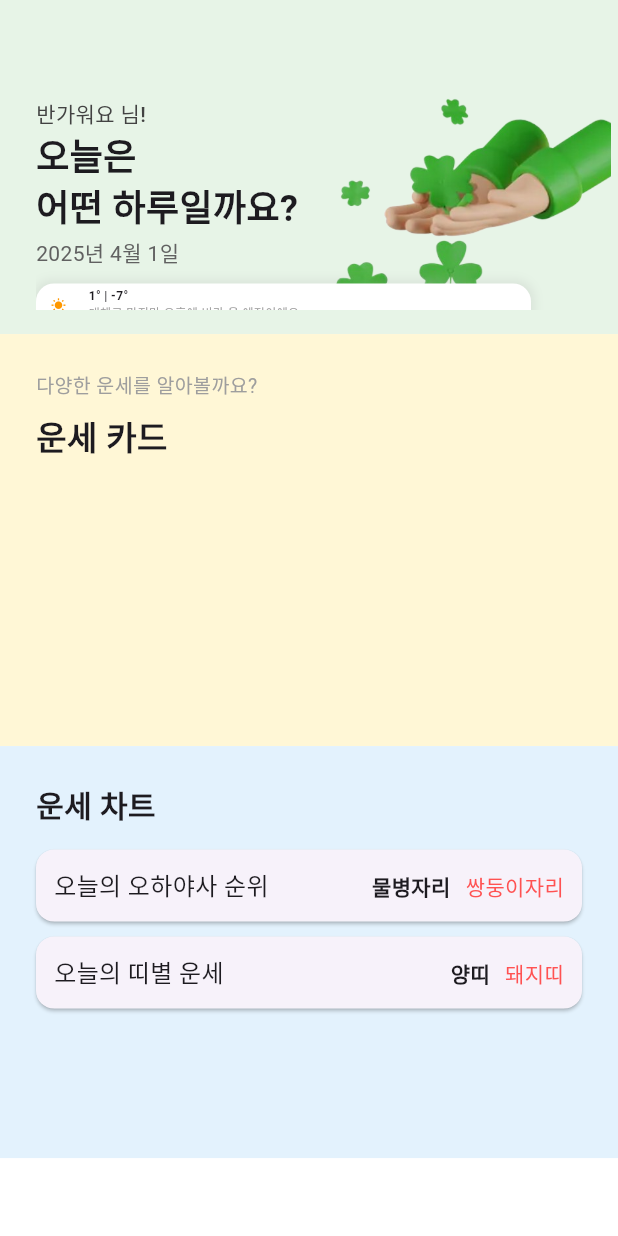
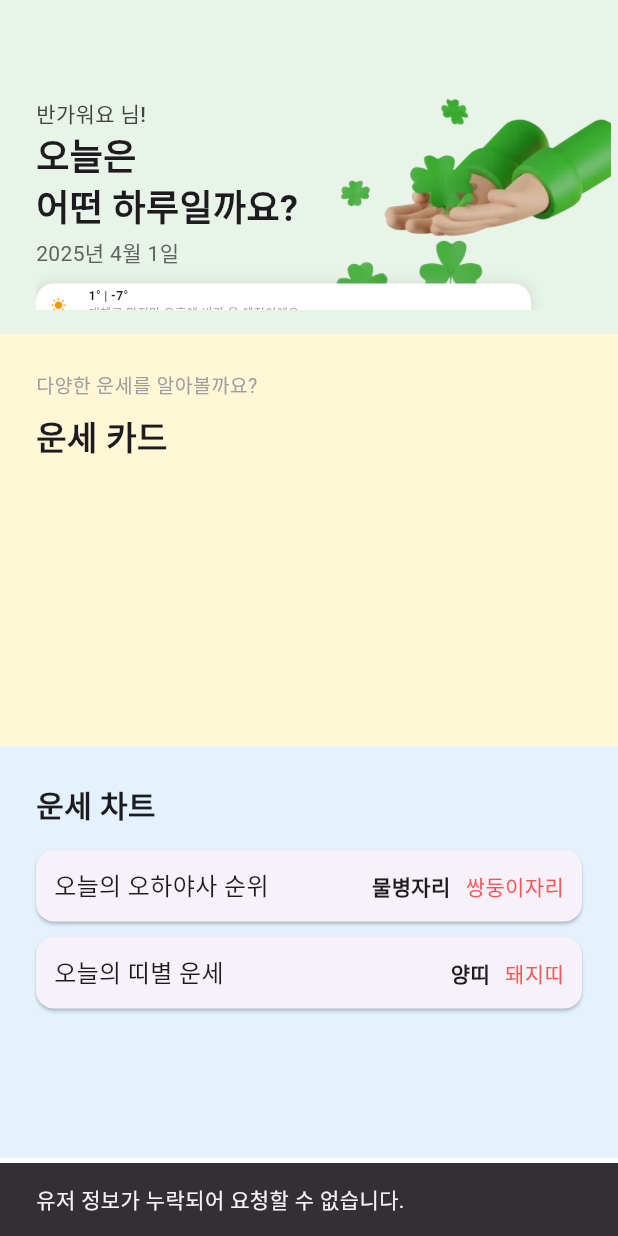
Before and after one commit to haengunse/haengunse-app, a Flutter app: the HomeScreen screen opened directly, after a tap on an icon or button, on a phone screen of 412 x 824 dp. Run offline on Flutter 3.47's test engine with Material 3 defaults, Android fonts, the phone set to English and light mode, and no system bars; our stand-ins replace dio, flutter_dotenv, shared_preferences; accounts and stored records are empty; Roboto replaces fonts that are missing (Pretendard).

Commit message:
[feat] 오늘의 행운 운세 서버 get 요청

```diff
--- a/lib/main.dart
+++ b/lib/main.dart
@@ -4,6 +4,7 @@ import 'screens/home_screen.dart';
 import 'screens/input_screen.dart';
 import 'screens/splash_screen.dart';
 import 'screens/today_screen.dart';
+import 'package:flutter_dotenv/flutter_dotenv.dart';
 
 void main() {
   runApp(const MyApp());
--- a/lib/screens/home/session_lucky.dart
+++ b/lib/screens/home/session_lucky.dart
@@ -1,20 +1,74 @@
 import 'package:flutter/material.dart';
 import 'package:haengunse/screens/splash_screen.dart';
-import 'package:haengunse/service/today.dart';
+import 'package:shared_preferences/shared_preferences.dart';
+import 'package:dio/dio.dart';
+import 'package:haengunse/config.dart';
 
 class SessionLucky extends StatelessWidget {
+  final double screenHeight;
   final String userName;
-  final double screenHeight;
 
   const SessionLucky({
     super.key,
+    required this.screenHeight,
     required this.userName,
-    required this.screenHeight,
   });
 
   String _getTodayDate() {
     final now = DateTime.now();
     return "${now.year}년 ${now.month}월 ${now.day}일";
+  }
+
+  Future<void> _handleTodayRequest(BuildContext context) async {
+    final prefs = await SharedPreferences.getInstance();
+
+    final birthDate = prefs.getString('birthDate');
+    final solar = prefs.getString('solar');
+    final birthTime = prefs.getString('birthTime');
+    final gender = prefs.getString('gender');
+    final name = userName;
+
+    if ([birthDate, solar, birthTime, gender, name].contains(null) ||
+        name!.isEmpty) {
+      ScaffoldMessenger.of(context).showSnackBar(
+        const SnackBar(content: Text("유저 정보가 누락되어 요청할 수 없습니다.")),
+      );
+      return;
+    }
+
+    final jsonData = {
+      'birthDate': birthDate,
+      'solar': solar,
+      'birthTime': birthTime,
+      'gender': gender,
+      'name': name,
+    };
+
+    debugPrint("보낼 데이터: $jsonData");
+
+    try {
+      final url = Config.todayApiUrl;
+
+      final dio = Dio();
+      final response = await dio.get(
+        url,
+        options: Options(headers: {'Content-Type': 'application/json'}),
+        data: jsonData,
+      );
+
+      debugPrint("요청 성공 응답: ${response.data}");
+      if (context.mounted) {
+        Navigator.push(
+          context,
+          MaterialPageRoute(builder: (_) => const SplashScreen()),
+        );
+      }
+    } catch (e) {
+      debugPrint("요청 실패: $e");
+      ScaffoldMessenger.of(context).showSnackBar(
+        const SnackBar(content: Text("데이터 요청 실패")),
+      );
+    }
   }
 
   Widget _buildWeatherInfo() {
@@ -55,7 +109,7 @@ class SessionLucky extends StatelessWidget {
   @override
   Widget build(BuildContext context) {
     return Container(
-      height: screenHeight / 3.7, //세션 화면 비율
+      height: screenHeight / 3.7,
       width: double.infinity,
       decoration: const BoxDecoration(
         color: Color.fromARGB(255, 231, 244, 231),
@@ -84,14 +138,7 @@ class SessionLucky extends StatelessWidget {
                     fontFamily: 'Pretendard',
                   )),
               GestureDetector(
-                onTap: () async {
-                  final data = await getTodayRequestData();
-                  debugPrint("요청 데이터: $data");
-                  Navigator.push(
-                    context,
-                    MaterialPageRoute(builder: (_) => const SplashScreen()),
-                  );
-                },
+                onTap: () => _handleTodayRequest(context),
                 child: const Text(
                   "오늘은\n어떤 하루일까요?",
                   style: TextStyle(
--- a/lib/screens/home_screen.dart
+++ b/lib/screens/home_screen.dart
@@ -37,8 +37,8 @@ class _HomeScreenState extends State<HomeScreen> {
       body: Column(
         children: [
           SessionLucky(userName: userName, screenHeight: screenHeight),
-          SessionCard(screenHeight: screenHeight),
-          SessionDay(screenHeight: screenHeight),
+          SessionCard(screenHeight: screenHeight), //여기 수정할 것
+          SessionDay(screenHeight: screenHeight), //여기 수정할 것
         ],
       ),
     );
--- a/pubspec.yaml
+++ b/pubspec.yaml
@@ -35,6 +35,8 @@ dependencies:
   # The following adds the Cupertino Icons font to your application.
   # Use with the CupertinoIcons class for iOS style icons.
   cupertino_icons: ^1.0.8
+  dio: ^5.8.0+1
+  flutter_dotenv: ^5.2.1
 
 dev_dependencies:
   flutter_test:
```
Also changed, not shown: pubspec.lock, 1 other file.
